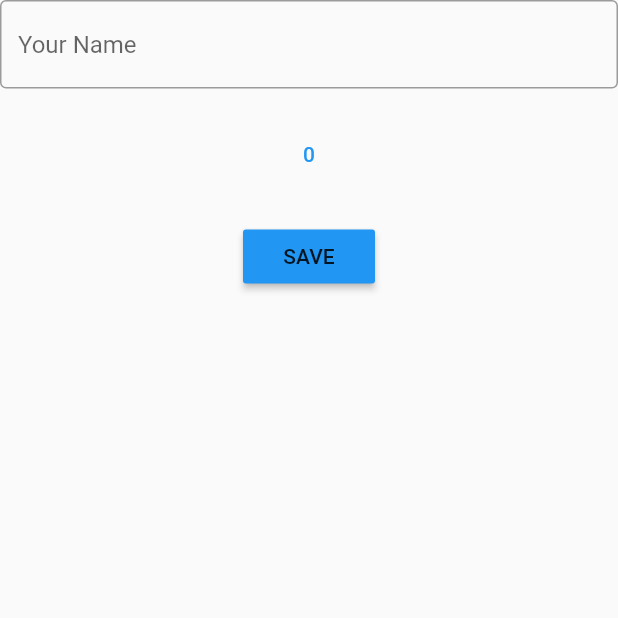
After one commit to Sxmtee/Flutter-Tutorial, a Flutter app: the screen it shows after launch, scrolled down 192 dp, after a tap on "Shared Preference", on a phone screen of 412 x 824 dp, the top half of it. The commit adds this screen. Run offline on Flutter 3.47's test engine with Material 2 defaults, Android fonts, the phone set to English and light mode, and no system bars; our stand-ins replace carousel_indicator, carousel_slider, email_validator, shared_preferences, webview_flutter; missing offline and left inert: regexpattern.

Commit message:
sharedpreference

```diff
--- a/lib/main.dart
+++ b/lib/main.dart
@@ -7,14 +7,18 @@ import 'package:carltutorial/carousel_class.dart';
 import 'package:carltutorial/forms.dart';
 import 'package:carltutorial/listview_builder.dart';
 import 'package:carltutorial/modelapi.dart';
+import 'package:carltutorial/shared_preference.dart';
 import 'package:carltutorial/simple_design.dart';
 import 'package:carltutorial/splashscreen.dart';
 import 'package:carltutorial/tabbed_view.dart';
+import 'package:carltutorial/user_preference.dart';
 import 'package:carltutorial/webview_class.dart';
 import 'package:carltutorial/webview_practical.dart';
 import 'package:flutter/material.dart';
 
-void main() {
+Future<void> main() async {
+  WidgetsFlutterBinding.ensureInitialized();
+  await SimplePreferences.init();
   runApp(const MyApp());
 }
 
@@ -272,6 +276,22 @@ class Home extends StatelessWidget {
               const SizedBox(
                 height: 10,
               ),
+              //SharedPreference
+              MaterialButton(
+                onPressed: () {
+                  var route = MaterialPageRoute(
+                    builder: (context) => const UserPreference(),
+                  );
+                  Navigator.push(context, route);
+                },
+                color: Colors.blue,
+                height: 50,
+                shape: const StadiumBorder(),
+                child: const Text("Shared Preference"),
+              ),
+              const SizedBox(
+                height: 10,
+              ),
             ],
           ),
         ),
--- /dev/null
+++ b/lib/shared_preference.dart
@@ -0,0 +1,65 @@
+import 'package:carltutorial/user_preference.dart';
+import 'package:flutter/material.dart';
+
+class UserPreference extends StatefulWidget {
+  const UserPreference({super.key});
+
+  @override
+  State<UserPreference> createState() => _UserPreferenceState();
+}
+
+class _UserPreferenceState extends State<UserPreference> {
+  String name = "";
+  int counter = 0;
+
+  @override
+  void initState() {
+    name = SimplePreferences.getName();
+    counter = SimplePreferences.getScore();
+    super.initState();
+  }
+
+  @override
+  Widget build(BuildContext context) {
+    return Scaffold(
+      body: Column(
+        children: [
+          TextFormField(
+            initialValue: name,
+            decoration: const InputDecoration(
+              border: OutlineInputBorder(),
+              hintText: "Your Name",
+            ),
+            onChanged: (value) {
+              setState(() {
+                name = value;
+              });
+            },
+          ),
+          const SizedBox(
+            height: 20,
+          ),
+          TextButton(
+            onPressed: () {
+              setState(() {
+                counter++;
+              });
+            },
+            child: Text("$counter"),
+          ),
+          const SizedBox(
+            height: 20,
+          ),
+          MaterialButton(
+            onPressed: () async {
+              await SimplePreferences.setName(name);
+              await SimplePreferences.setScore(counter);
+            },
+            color: Colors.blue,
+            child: const Text("SAVE"),
+          ),
+        ],
+      ),
+    );
+  }
+}
--- /dev/null
+++ b/lib/user_preference.dart
@@ -0,0 +1,25 @@
+import 'package:shared_preferences/shared_preferences.dart';
+
+class SimplePreferences {
+  static late SharedPreferences _preferences;
+  static int _score = 0;
+  static String _name = "";
+
+  static Future init() async {
+    _preferences = await SharedPreferences.getInstance();
+    _score = _preferences.getInt('keyscore') ?? 0;
+    _name = _preferences.getString('keyname') ?? '';
+  }
+
+  static Future setScore(int score) async {
+    await _preferences.setInt("keyscore", score);
+  }
+
+  static getScore() => _score;
+
+  static Future setName(String name) async {
+    await _preferences.setString("keyname", name);
+  }
+
+  static getName() => _name;
+}
--- a/pubspec.yaml
+++ b/pubspec.yaml
@@ -40,6 +40,7 @@ dependencies:
   carousel_slider: ^4.2.1
   carousel_indicator: ^1.0.6
   http: ^0.13.6
+  shared_preferences: ^2.1.1
 
 dev_dependencies:
   flutter_test:
```
Also changed, not shown: pubspec.lock, 1 other file.
